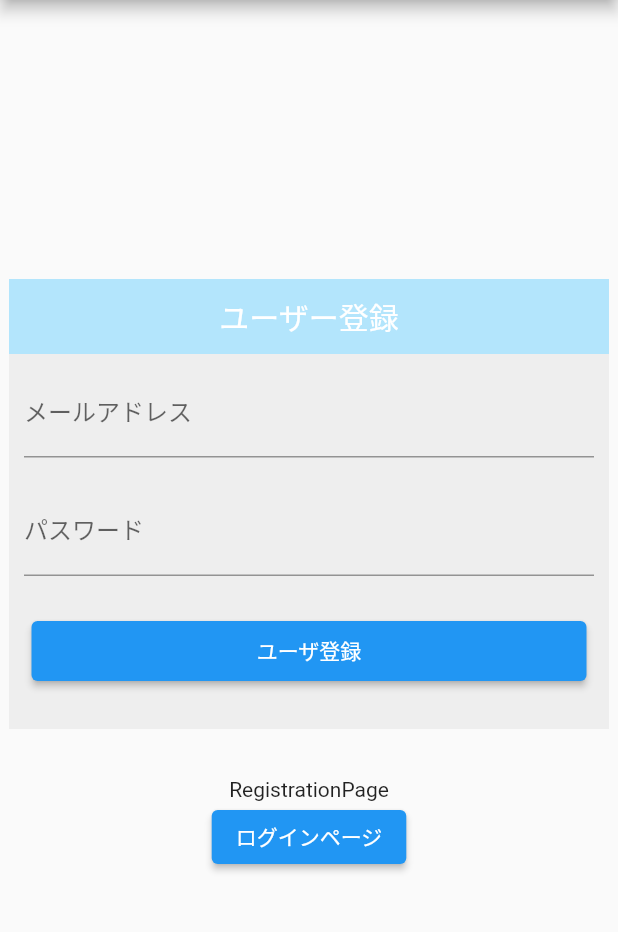
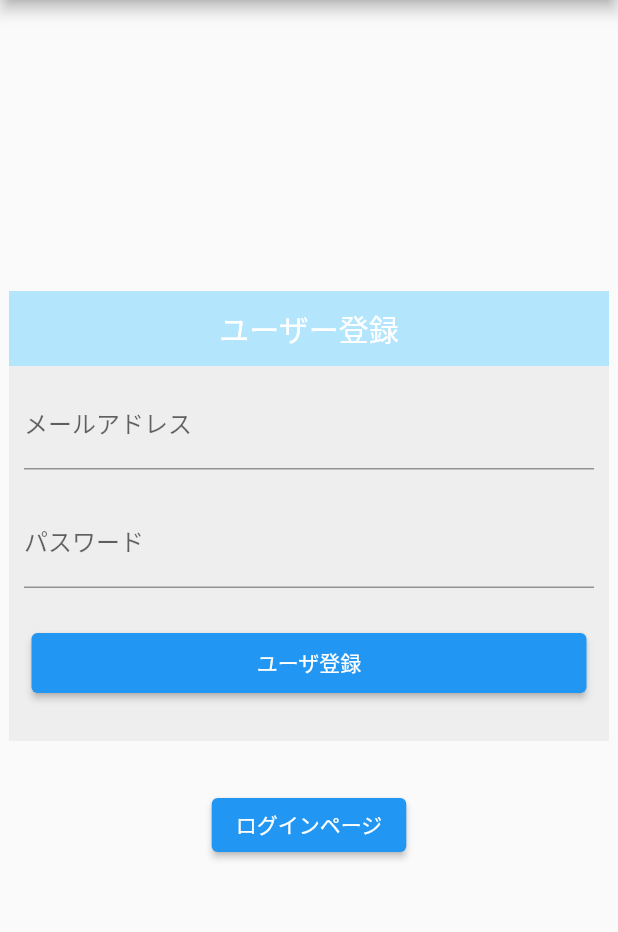
Before and after one commit to Shochan0713/Memo, a Flutter app: the screen it shows after launch, after a tap on "登録ページ", on a phone screen of 412 x 824 dp, the part 84-1016 px from its top. Run offline on Flutter 3.47's test engine with Material 2 defaults, Android fonts, the phone set to English and light mode, and no system bars; our stand-ins replace firebase_auth, firebase_core; accounts and stored records are empty; network calls fail.

Commit message:
update  main page

```diff
--- a/lib/login/login_screen.dart
+++ b/lib/login/login_screen.dart
@@ -94,7 +94,7 @@ class _LoginPageState extends State<LoginPage> {
                                 );
                               } catch (e) {
                                 setState(() {
-                                  infoText = "登録に失敗しました:${e.toString()}";
+                                  infoText = "登録に失敗しました";
                                 });
                               }
                             },
@@ -115,13 +115,14 @@ class _LoginPageState extends State<LoginPage> {
                 ],
               ),
             ),
-            const Text('ログインページ'),
             ElevatedButton(
               onPressed: () {
                 Navigator.push(
-                    context,
-                    MaterialPageRoute(
-                        builder: ((context) => RegistrationPage())));
+                  context,
+                  MaterialPageRoute(
+                    builder: ((context) => RegistrationPage()),
+                  ),
+                );
               },
               child: Text('登録ページ'),
             )
@@ -131,91 +132,3 @@ class _LoginPageState extends State<LoginPage> {
     );
   }
 }
-
-
-// class LoginPage extends StatelessWidget {
-//   @override
-//   Widget build(BuildContext context) {
-//     return Scaffold(
-//       appBar: appBar(),
-//       endDrawer: commonDrawer(2),
-//       body: Center(
-//         child: Column(
-//           mainAxisSize: MainAxisSize.min,
-//           children: [
-//             Container(
-//               child: Column(
-//                 children: [
-//                   Container(
-//                     alignment: Alignment.center,
-//                     color: Colors.lightBlue[100],
-//                     width: 400,
-//                     height: 50,
-//                     child: const Text(
-//                       'ユーザー登録',
-//                       style: TextStyle(fontSize: 20, color: Colors.white),
-//                     ),
-//                   ),
-//                   Container(
-//                     alignment: Alignment.center,
-//                     color: Colors.grey[200],
-//                     width: 400,
-//                     height: 250,
-//                     child: Column(
-//                       children: [
-//                         const Padding(
-//                           padding: EdgeInsets.all(10.0),
-//                           child: TextField(
-//                             decoration: InputDecoration(
-//                               labelText: 'ログインID',
-//                             ),
-//                           ),
-//                         ),
-//                         const Padding(
-//                           padding: EdgeInsets.all(10.0),
-//                           child: TextField(
-//                             decoration: InputDecoration(
-//                               labelText: 'パスワード',
-//                             ),
-//                           ),
-//                         ),
-//                         const SizedBox(
-//                           width: 100,
-//                           height: 20,
-//                         ),
-//                         SizedBox(
-//                           width: 370,
-//                           height: 40,
-//                           child: ElevatedButton(
-//                               style: ElevatedButton.styleFrom(
-//                                   backgroundColor: Colors.lightBlue[100]),
-//                               onPressed: () {
-//                                 Navigator.push(
-//                                     context,
-//                                     MaterialPageRoute(
-//                                         builder: ((context) => HomePage())));
-//                               },
-//                               child: const Text('ログイン')),
-//                         )
-//                       ],
-//                     ),
-//                   ),
-//                 ],
-//               ),
-//             ),
-//             const Text('ログインページ'),
-//             ElevatedButton(
-//               onPressed: () {
-//                 Navigator.push(
-//                     context,
-//                     MaterialPageRoute(
-//                         builder: ((context) => RegistrationPage())));
-//               },
-//               child: Text('登録ページ'),
-//             )
-//           ],
-//         ),
-//       ),
-//     );
-//   }
-// }
--- a/lib/login/registration_screen.dart
+++ b/lib/login/registration_screen.dart
@@ -50,10 +50,10 @@ class _RegistrationPageState extends State<RegistrationPage> {
                         child: Column(
                           children: [
                             Padding(
-                              padding: EdgeInsets.all(10.0),
+                              padding: const EdgeInsets.all(10.0),
                               child: TextFormField(
                                 decoration:
-                                    InputDecoration(labelText: 'メールアドレス'),
+                                    const InputDecoration(labelText: 'メールアドレス'),
                                 onChanged: (String value) {
                                   setState(() {
                                     _email = value;
@@ -62,7 +62,7 @@ class _RegistrationPageState extends State<RegistrationPage> {
                               ),
                             ),
                             Padding(
-                              padding: EdgeInsets.all(10.0),
+                              padding: const EdgeInsets.all(10.0),
                               child: TextFormField(
                                 decoration:
                                     const InputDecoration(labelText: 'パスワード'),
@@ -101,7 +101,7 @@ class _RegistrationPageState extends State<RegistrationPage> {
                                     );
                                   } catch (e) {
                                     setState(() {
-                                      infoText = "登録に失敗しました:${e.toString()}";
+                                      infoText = "登録に失敗しました";
                                     });
                                   }
                                 },
@@ -124,13 +124,17 @@ class _RegistrationPageState extends State<RegistrationPage> {
                 ),
               ],
             ),
-            const Text('RegistrationPage'),
             ElevatedButton(
-                onPressed: () {
-                  Navigator.push(context,
-                      MaterialPageRoute(builder: ((context) => LoginPage())));
-                },
-                child: const Text('ログインページ'))
+              onPressed: () {
+                Navigator.push(
+                  context,
+                  MaterialPageRoute(
+                    builder: ((context) => LoginPage()),
+                  ),
+                );
+              },
+              child: const Text('ログインページ'),
+            )
           ],
         ),
       ),
--- a/lib/main.dart
+++ b/lib/main.dart
@@ -46,15 +46,14 @@ class _StartPageState extends State<StartPage> {
         child: Column(
           mainAxisSize: MainAxisSize.min,
           children: [
-            const Text(
-              'StartPage',
-              style: TextStyle(color: Colors.black),
+            Container(
+              width: 154,
+              height: 230,
+              child: Image.asset(
+                'images/memo.png',
+                fit: BoxFit.contain,
+              ),
             ),
-            ElevatedButton(
-                onPressed: () {
-                  Navigator.pop(context);
-                },
-                child: const Text('前のページへ遷移')),
             Row(
               mainAxisAlignment: MainAxisAlignment.spaceEvenly,
               children: [
--- a/pubspec.yaml
+++ b/pubspec.yaml
@@ -62,8 +62,8 @@ flutter:
   uses-material-design: true
 
   # To add assets to your application, add an assets section, like this:
-  # assets:
-  #   - images/a_dot_burr.jpeg
+  assets:
+    - images/memo.png
   #   - images/a_dot_ham.jpeg
 
   # An image asset can refer to one or more resolution-specific "variants", see
```
Also changed, not shown: images/memo.png (added).
